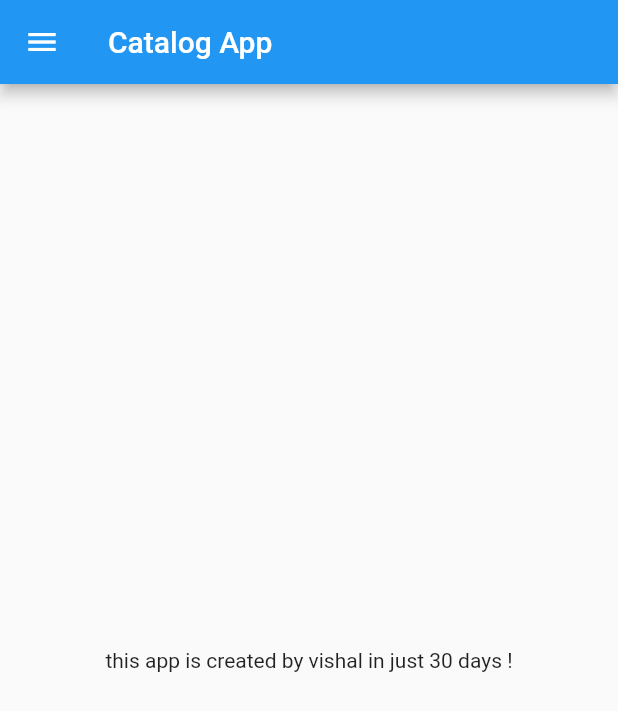
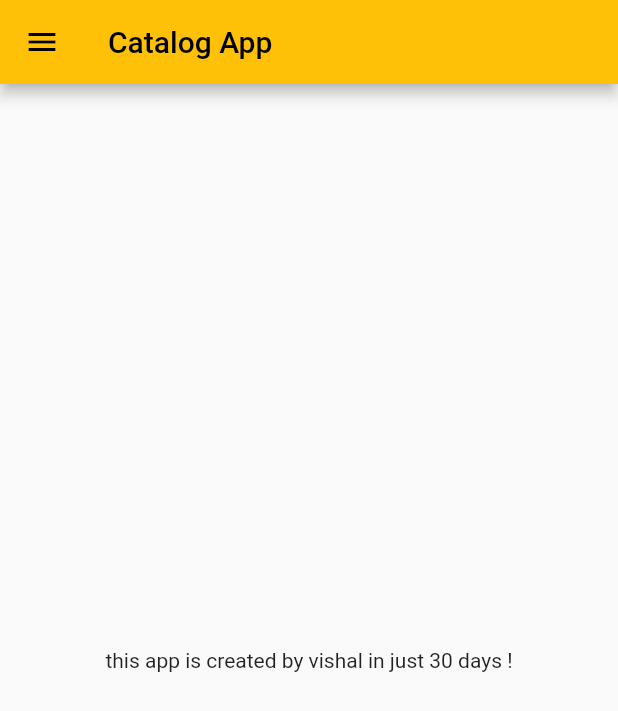
Before and after one commit to vishalpatilvp/30daysOfFlutter, a Flutter app: the screen it shows after launch, on a phone screen of 412 x 824 dp. Shown: the top 711 px of the screen. Run offline on Flutter 3.47's test engine with Material 2 defaults, Android fonts, the phone set to English and light mode, and no system bars.

Commit message:
day3 completed

```diff
--- a/lib/main.dart
+++ b/lib/main.dart
@@ -1,8 +1,9 @@
 import 'package:flutter/material.dart';
-import 'home_page.dart';
+import 'package:flutter_application_1/pages/login_page.dart';
+import 'pages/home_page.dart';
 
 void main() {
-  runApp(MyApp());
+  runApp(const MyApp());
 }
 
 class MyApp extends StatelessWidget {
@@ -13,7 +14,19 @@ class MyApp extends StatelessWidget {
     //we can use 'num' for int,double
     //we can use 'var' for int,double,string
     return MaterialApp(
+      // ignore: prefer_const_constructors
       home: HomePage(),
+      themeMode: ThemeMode.light,
+      darkTheme: ThemeData.light(),
+      theme: ThemeData(primarySwatch: Colors.amber),
+      routes: {
+        // ignore: prefer_const_constructors
+        "/": (context) => LoginPage(),
+        // ignore: prefer_const_constructors
+        "/login": (context) => LoginPage(),
+        // ignore: prefer_const_constructors
+        "/home": (context) => HomePage(),
+      },
     );
   }
 }
```
Also changed, not shown: lib/pages/login_page.dart (added, +23 -0 lines), lib/pages/home_page.dart (renamed from lib/home_page.dart).
